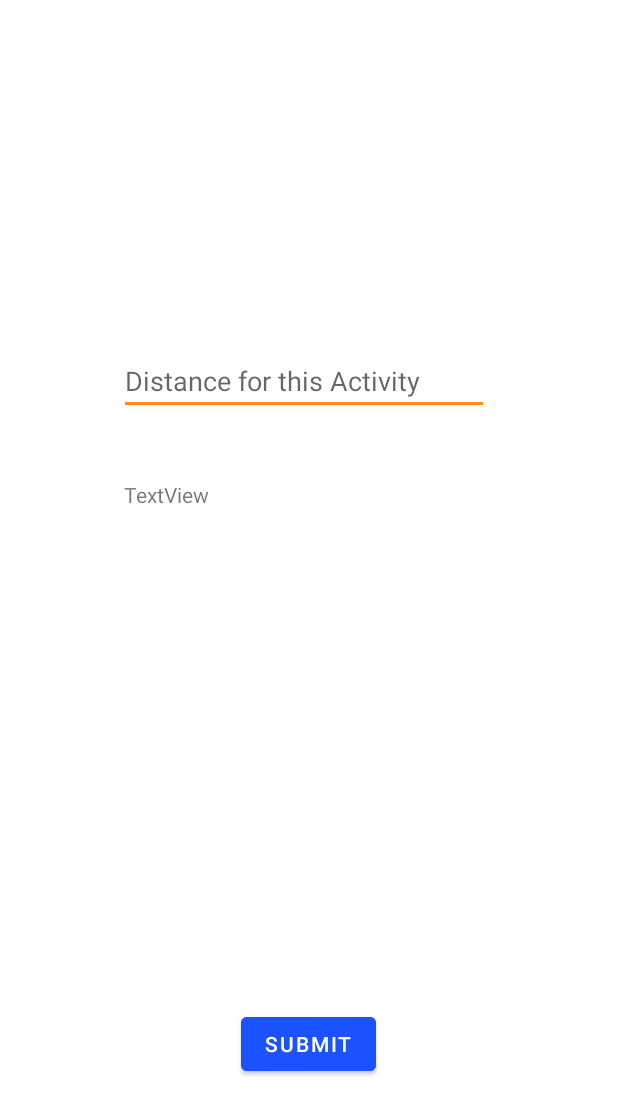
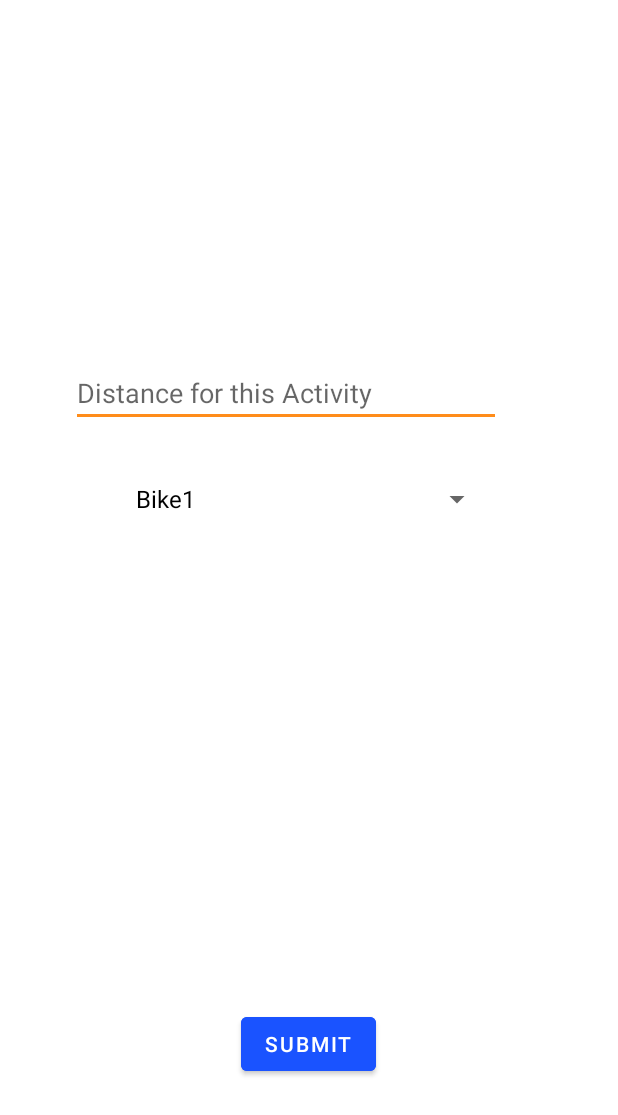
Before and after one commit to lukecachia/mobilecomputingA2, an Android app: the AddActivityActivity screen opened directly, with no data from a screen before it, on a phone screen of 412 x 824 dp. Shown: the top 1115 px of the screen. Run offline under Robolectric (Android 15) with nearby library versions, the phone set to English and light mode, and no system bars.

Commit message:
Continued working on the "Add Activity" page. Added the textview, spinner (dropdown) and button. Currently, dropdown list is hardcoded and just shows a Toast.

```diff
--- a/app/src/main/java/com/example/assignment2/main/AddActivityActivity.java
+++ b/app/src/main/java/com/example/assignment2/main/AddActivityActivity.java
@@ -3,14 +3,42 @@ package com.example.assignment2.main;
 import androidx.appcompat.app.AppCompatActivity;
 
 import android.os.Bundle;
+import android.view.View;
+import android.widget.AdapterView;
+import android.widget.ArrayAdapter;
+import android.widget.Spinner;
+import android.widget.Toast;
+import android.widget.Toolbar;
 
 import com.example.assignment2.R;
 
-public class AddActivityActivity extends AppCompatActivity {
+public class AddActivityActivity extends AppCompatActivity implements AdapterView.OnItemSelectedListener {
+
+    Spinner bikeSpinner;
 
     @Override
     protected void onCreate(Bundle savedInstanceState) {
         super.onCreate(savedInstanceState);
         setContentView(R.layout.activity_add_activity);
+
+        bikeSpinner = findViewById(R.id.selectBikeSpn);
+        ArrayAdapter<CharSequence> adapter = ArrayAdapter.createFromResource(this, R.array.listOfBikes, android.R.layout.simple_spinner_dropdown_item);
+        adapter.setDropDownViewResource(android.R.layout.simple_spinner_dropdown_item);
+        bikeSpinner.setAdapter(adapter);
+
+        bikeSpinner.setOnItemSelectedListener(this);
+
+    }
+
+    @Override
+    public void onItemSelected(AdapterView<?> parent, View view, int position, long id) {
+        String text = parent.getItemAtPosition(position).toString();
+        Toast.makeText(parent.getContext(), text, Toast.LENGTH_SHORT).show();
+
+    }
+
+    @Override
+    public void onNothingSelected(AdapterView<?> parent) {
+
     }
 }
--- a/app/src/main/res/layout/activity_add_activity.xml
+++ b/app/src/main/res/layout/activity_add_activity.xml
@@ -9,21 +9,22 @@
 
     <EditText
         android:id="@+id/activityDistance"
-        android:layout_width="246dp"
+        android:layout_width="286dp"
         android:layout_height="wrap_content"
         android:layout_alignParentStart="true"
         android:layout_alignParentTop="true"
         android:layout_alignParentEnd="true"
         android:layout_gravity="center"
-        android:layout_marginStart="79dp"
-        android:layout_marginTop="231dp"
-        android:layout_marginEnd="86dp"
+        android:layout_marginStart="47dp"
+        android:layout_marginTop="239dp"
+        android:layout_marginEnd="78dp"
         android:cursorVisible="true"
+        android:layout_centerHorizontal="true"
         android:ems="10"
-        android:inputType="textCapWords"
-        android:hint="@string/activityDistance" />
+        android:hint="@string/activityDistance"
+        android:inputType="textCapWords" />
 
-    <TextView
+    <Spinner
         android:id="@+id/selectBikeSpn"
         android:layout_width="246dp"
         android:layout_height="25dp"
--- a/app/src/main/res/values/strings.xml
+++ b/app/src/main/res/values/strings.xml
@@ -9,4 +9,10 @@
     <string name="addBike_dop">Enter the Date of Purchase</string>
     <string name="add_a_photo">Add a Photo</string>
     <string name="activityDistance">Distance for this Activity</string>
+
+
+    <string-array name="listOfBikes">
+        <item>Bike1</item>
+        <item>Bike2</item>
+    </string-array>
 </resources>
```
